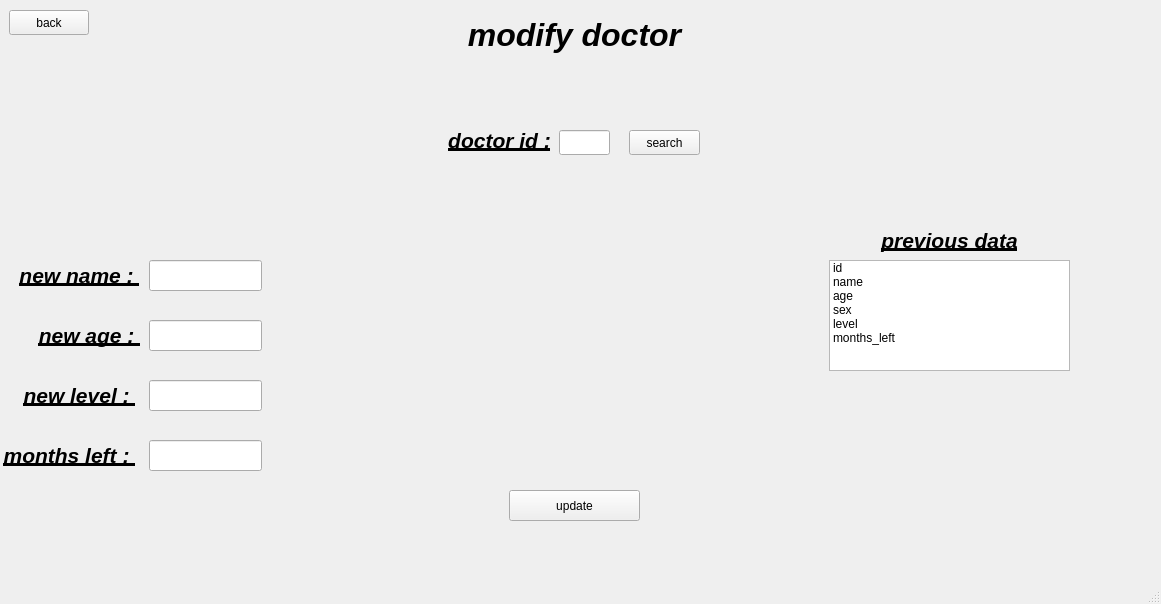
The window that hospital/mainwindow.ui (midou5098/hospital-remake) describes before a commit, drawn with Qt 5.
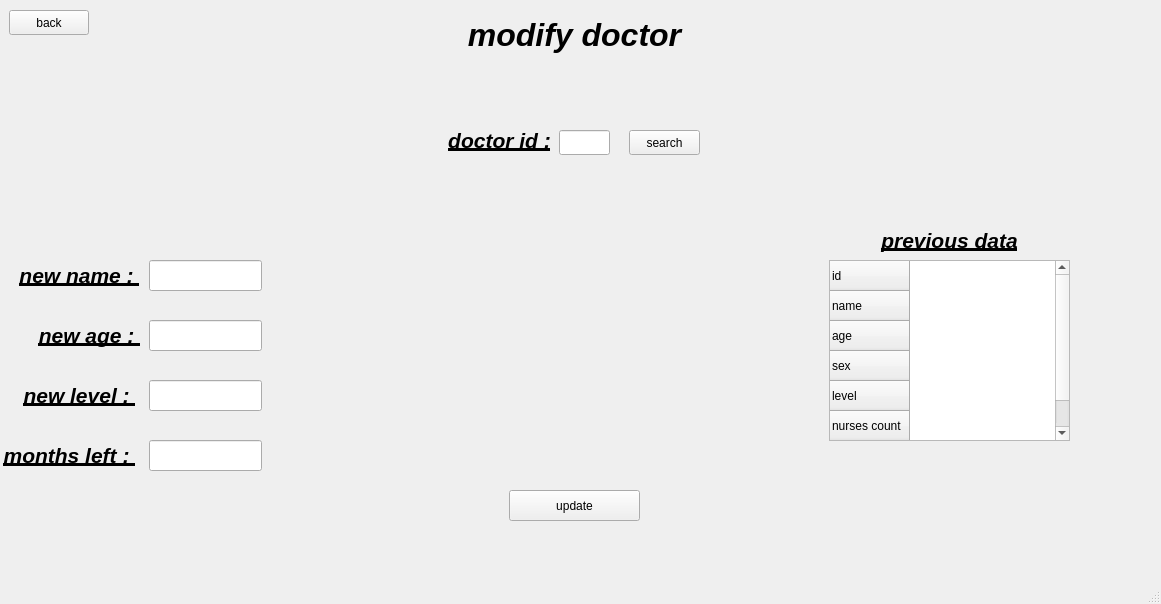
The same window after the commit. The open tabs and pages were chosen to show the change.

Commit message: previous data loading fonctions added

Patch:
```diff
--- a/hospital/mainwindow.ui
+++ b/hospital/mainwindow.ui
@@ -1711,45 +1711,45 @@
        <string>&lt;html&gt;&lt;head/&gt;&lt;body&gt;&lt;p align=&quot;center&quot;&gt;&lt;span style=&quot; font-size:16pt; font-weight:700; font-style:italic; text-decoration: underline;&quot;&gt;new name : &lt;/span&gt;&lt;/p&gt;&lt;/body&gt;&lt;/html&gt;</string>
       </property>
      </widget>
-     <widget class="QListWidget" name="listWidget">
+     <widget class="QTableWidget" name="previous_data_d">
       <property name="geometry">
        <rect>
         <x>830</x>
         <y>260</y>
         <width>241</width>
-        <height>111</height>
+        <height>181</height>
        </rect>
       </property>
-      <item>
+      <row>
        <property name="text">
         <string>id</string>
        </property>
-      </item>
-      <item>
+      </row>
+      <row>
        <property name="text">
         <string>name</string>
        </property>
-      </item>
-      <item>
+      </row>
+      <row>
        <property name="text">
         <string>age</string>
        </property>
-      </item>
-      <item>
+      </row>
+      <row>
        <property name="text">
         <string>sex</string>
        </property>
-      </item>
-      <item>
+      </row>
+      <row>
        <property name="text">
         <string>level</string>
        </property>
-      </item>
-      <item>
+      </row>
+      <row>
        <property name="text">
-        <string>months_left</string>
+        <string>nurses count</string>
        </property>
-      </item>
+      </row>
      </widget>
      <widget class="QLabel" name="label_3">
       <property name="geometry">
```
Left out of the diff: 14 changed lines with no effect on the pictures. The commit also changes 3 other files.
